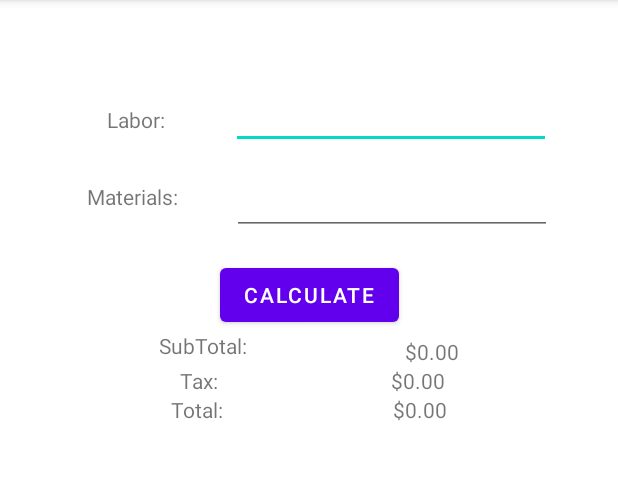
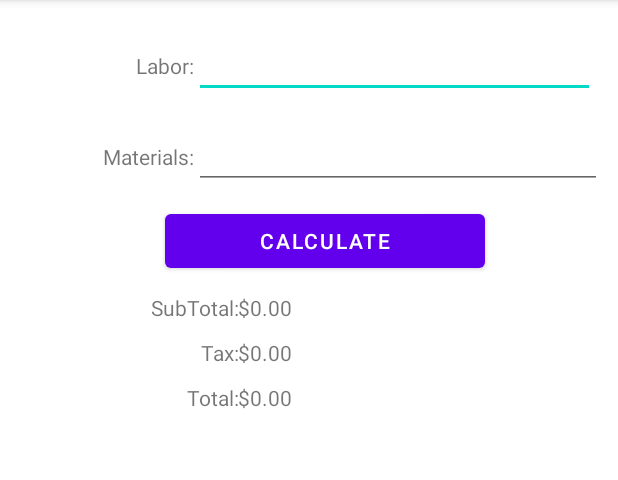
Before and after one commit to shyamsundarmohan/ContractorCalculator, an Android app: the screen it shows after launch (MainActivity), after a tap on "CALCULATE", on a phone screen of 412 x 824 dp, the part 84-564 px from its top. Run offline under Robolectric (Android 15) with nearby library versions, the phone set to English and light mode, and no system bars.

Commit message:
constant used and layout chnaged

```diff
--- a/app/src/main/java/com/shyam/contractorcalculator/MainActivity.kt
+++ b/app/src/main/java/com/shyam/contractorcalculator/MainActivity.kt
@@ -38,8 +38,10 @@ class MainActivity : AppCompatActivity() {
         var matamt = if(materialamt!!.text.isNotEmpty()){materialamt!!.text.toString()}else{""}
         var matcostamt : Double = if(matamt.isNotEmpty()){matamt.toDouble()}else{0.00}
 
+
+
         var subtotal = lbrcostamt+matcostamt
-        var tax = (lbrcostamt+matcostamt)*0.5
+        var tax = (lbrcostamt+matcostamt)* taxpercent
         var total = subtotal+tax
 
 
@@ -51,4 +53,8 @@ class MainActivity : AppCompatActivity() {
         taxamt!!.text = moneyformat.format(tax).toString()
         totalamt!!.text = moneyformat.format(total).toString()
     }
+
+    companion object {
+        const val taxpercent: Double = 0.05
+    }
 }
--- a/app/src/main/res/layout/activity_main.xml
+++ b/app/src/main/res/layout/activity_main.xml
@@ -1,143 +1,134 @@
 <?xml version="1.0" encoding="utf-8"?>
-<androidx.constraintlayout.widget.ConstraintLayout xmlns:android="http://schemas.android.com/apk/res/android"
-    xmlns:app="http://schemas.android.com/apk/res-auto"
-    xmlns:tools="http://schemas.android.com/tools"
+<TableLayout xmlns:android="http://schemas.android.com/apk/res/android"
     android:layout_width="match_parent"
-    android:layout_height="match_parent">
-
-    <Space
-        android:id="@+id/spacer1"
-        android:layout_width="wrap_content"
-        android:layout_height="50dp" />
+    android:layout_height="match_parent"
+    android:layout_marginTop="10dp"
+    android:paddingLeft="5dp"
+    android:paddingRight="5dp">
 
 
-    <EditText
-        android:id="@+id/editTextLabor"
-        android:layout_width="wrap_content"
-        android:layout_height="wrap_content"
-        android:layout_marginTop="4dp"
-        android:ems="10"
-        android:inputType="numberDecimal"
-        app:layout_constraintEnd_toEndOf="parent"
-        app:layout_constraintHorizontal_bias="0.776"
-        app:layout_constraintStart_toStartOf="parent"
-        app:layout_constraintTop_toBottomOf="@id/spacer1" />
+    <TableRow android:padding="10dp">
 
         <TextView
             android:id="@+id/textViewlabor"
             android:layout_width="wrap_content"
             android:layout_height="wrap_content"
-        android:layout_marginTop="20dp"
+            android:layout_weight="1"
             android:text="@string/labor"
-        app:layout_constraintEnd_toEndOf="parent"
-        app:layout_constraintEnd_toStartOf="@+id/editTextLabor"
+            android:textAlignment="textEnd" />
+        <EditText
+            android:id="@+id/editTextLabor"
+            android:layout_width="wrap_content"
+            android:layout_height="wrap_content"
+            android:layout_weight="1"
+            android:ems="10"
+            android:inputType="numberDecimal"
+          />
 
-        app:layout_constraintHorizontal_bias="0.62"
-        app:layout_constraintStart_toStartOf="parent"
-        app:layout_constraintTop_toBottomOf="@id/spacer1" />
-
+    </TableRow>
+    <TableRow android:padding="5dp">
         <TextView
             android:id="@+id/textViewmaterials"
+            android:layout_weight="1"
             android:layout_width="wrap_content"
             android:layout_height="wrap_content"
-        android:layout_marginTop="32dp"
             android:text="@string/materials"
-        app:layout_constraintEnd_toStartOf="@+id/editTextMaterials"
-        app:layout_constraintHorizontal_bias="0.62"
-        app:layout_constraintStart_toStartOf="parent"
-        app:layout_constraintTop_toBottomOf="@id/textViewlabor" />
+            android:textAlignment="textEnd" />
 
         <EditText
             android:id="@+id/editTextMaterials"
             android:layout_width="wrap_content"
             android:layout_height="wrap_content"
-        android:layout_marginTop="12dp"
-        android:layout_marginEnd="44dp"
+            android:layout_weight="1"
             android:ems="10"
             android:inputType="numberDecimal"
-        app:layout_constraintEnd_toEndOf="parent"
-        app:layout_constraintTop_toBottomOf="@id/editTextLabor" />
+/>
 
+    </TableRow>
+
+    <TableRow android:padding="5dp" >
+        <TextView
+            android:layout_width="wrap_content"
+            android:layout_height="wrap_content"
+            android:layout_weight="1"
+            android:text="" />
         <Button
             android:id="@+id/button"
             android:layout_width="wrap_content"
             android:layout_height="wrap_content"
-        android:layout_marginTop="16dp"
-        android:text="@string/calculate"
-        app:layout_constraintEnd_toEndOf="parent"
-        app:layout_constraintHorizontal_bias="0.5"
-        app:layout_constraintStart_toStartOf="parent"
-        app:layout_constraintTop_toBottomOf="@id/editTextMaterials" />
+            android:text="@string/calculate" />
+        <TextView
+            android:layout_width="wrap_content"
+            android:layout_height="wrap_content"
+            android:layout_weight="2"
+            android:text="" />
+
+    </TableRow>
+
+    <TableRow  android:padding="5dp">
 
         <TextView
             android:id="@+id/textViewSubTotal"
             android:layout_width="wrap_content"
             android:layout_height="wrap_content"
+            android:layout_weight="3"
+
             android:text="@string/subtotal"
-        app:layout_constraintEnd_toStartOf="@+id/textViewSubTotalVal"
-        app:layout_constraintHorizontal_bias="0.45"
-        app:layout_constraintStart_toStartOf="parent"
-        app:layout_constraintTop_toBottomOf="@id/button" />
+            android:textAlignment="textEnd" />
 
         <TextView
+            android:layout_weight="1"
             android:id="@+id/textViewSubTotalVal"
             android:layout_width="wrap_content"
             android:layout_height="wrap_content"
-        android:layout_marginTop="4dp"
-        android:text="vasdadgsadfgsdfg"
-        app:layout_constraintEnd_toEndOf="parent"
-        app:layout_constraintStart_toEndOf="@+id/textViewSubTotal"
-        app:layout_constraintTop_toBottomOf="@id/button" />
+            android:text=""
+             />
 
+
+
+    </TableRow>
+
+    <TableRow  android:padding="5dp">
         <TextView
+            android:layout_weight="3"
             android:id="@+id/textViewTax"
             android:layout_width="wrap_content"
             android:layout_height="wrap_content"
-
-        android:layout_marginTop="4dp"
+            android:textAlignment="textEnd"
             android:text="@string/tax"
-        app:layout_constraintEnd_toStartOf="@+id/textViewSubTotalVal"
-
-        app:layout_constraintHorizontal_bias="0.491"
-        app:layout_constraintStart_toStartOf="parent"
-        app:layout_constraintTop_toBottomOf="@id/textViewSubTotal" />
+         />
 
         <TextView
+            android:layout_weight="1"
             android:id="@+id/textViewTaxVal"
             android:layout_width="wrap_content"
             android:layout_height="wrap_content"
-        android:text="vasdadgsadfgsdfg"
-        app:layout_constraintEnd_toEndOf="parent"
-        app:layout_constraintStart_toEndOf="@+id/textViewTax"
-        app:layout_constraintTop_toBottomOf="@id/textViewSubTotalVal" />
+            android:text=""
+            />
 
+
+
+
+    </TableRow>
+
+    <TableRow  android:padding="5dp">
         <TextView
+            android:layout_weight="3"
             android:id="@+id/textViewTotal"
             android:layout_width="wrap_content"
             android:layout_height="wrap_content"
-
+            android:textAlignment="textEnd"
             android:text="@string/total"
-        app:layout_constraintEnd_toStartOf="@+id/textViewTotalVal"
-        app:layout_constraintHorizontal_bias="0.48"
-        app:layout_constraintStart_toStartOf="parent"
-        app:layout_constraintTop_toBottomOf="@id/textViewTax" />
+           />
 
         <TextView
+            android:layout_weight="1"
             android:id="@+id/textViewTotalVal"
             android:layout_width="wrap_content"
             android:layout_height="wrap_content"
-        android:text="vasdadgsadfgsdfg"
-        app:layout_constraintBottom_toBottomOf="@+id/textViewTotal"
-        app:layout_constraintEnd_toEndOf="parent"
-        app:layout_constraintHorizontal_bias="0.5"
-        app:layout_constraintStart_toEndOf="@+id/textViewTotal"
-        app:layout_constraintTop_toTopOf="@+id/textViewTotal" />
-
-    <androidx.constraintlayout.widget.Group
-        android:id="@+id/group"
-        android:layout_width="wrap_content"
-        android:layout_height="wrap_content"
-        app:constraint_referenced_ids="textViewSubTotalVal" />
+            android:text=""
+            />
 
 
-</androidx.constraintlayout.widget.ConstraintLayout>
+    </TableRow>
+</TableLayout>
```
Lines whose indentation alone changed are shown as unchanged.
